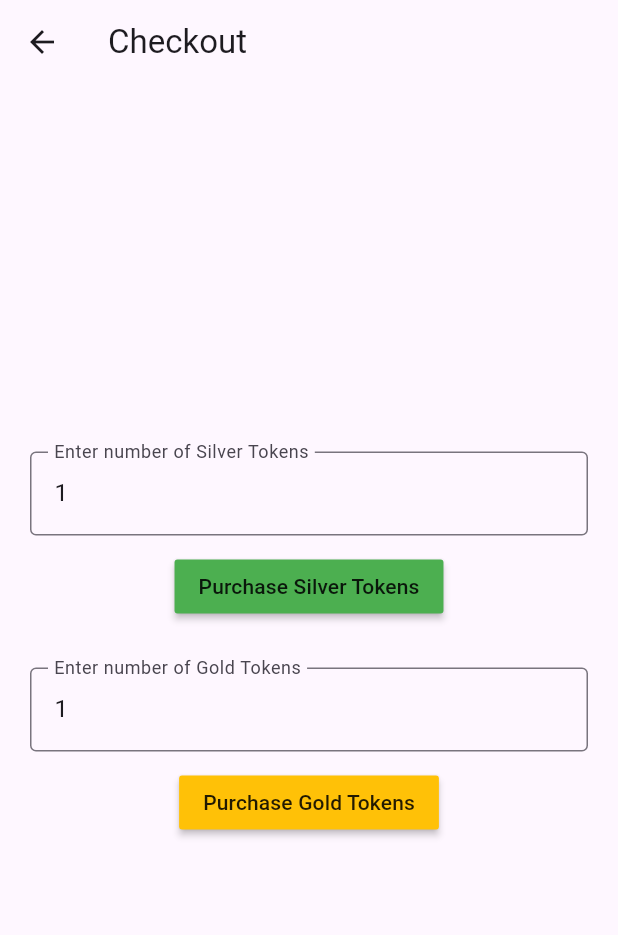
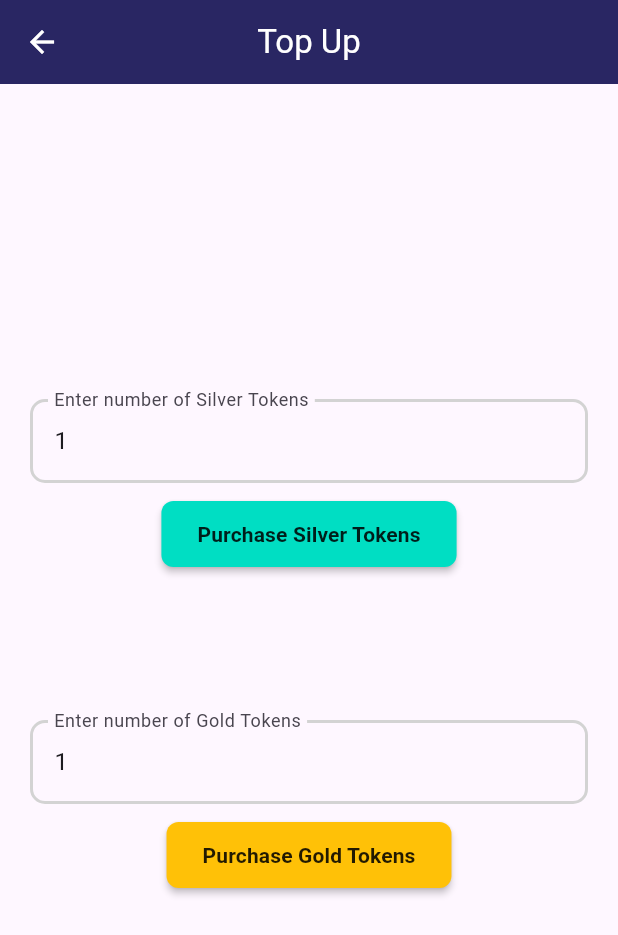
Before and after one commit to mnymkz/Winetopia, a Flutter app: the CheckoutScreen screen opened directly, on a phone screen of 412 x 824 dp. Shown: the top 935 px of the screen. Run offline on Flutter 3.47's test engine with Material 3 defaults, Android fonts, the phone set to English and light mode, and no system bars; our stand-ins replace cloud_firestore, curved_navigation_bar, dio, firebase_auth, firebase_core, flutter_dotenv and 2 more; missing offline and left inert: awesome_ripple_animation, flutter_stripe, nfc_manager; accounts and stored records are empty.

Commit message:
feat: update checkout ui

```diff
--- a/lib/screens/authenticate/register.dart
+++ b/lib/screens/authenticate/register.dart
@@ -1,5 +1,3 @@
-import 'package:flutter/foundation.dart';
-import 'package:flutter/widgets.dart';
 import 'package:flutter/material.dart';
 import 'package:flutter/services.dart';
 import 'package:winetopia/services/auth.dart';
--- a/lib/screens/home/checkout.dart
+++ b/lib/screens/home/checkout.dart
@@ -55,11 +55,6 @@ class _CheckoutScreenState extends State<CheckoutScreen> {
           _confirmationMessage =
               'Your purchase was successful!'; // Update confirmation message
         });
-      } else {
-        setState(() {
-          _confirmationMessage =
-              'Something went wrong, please try again'; // Update confirmation message
-        });
       }
     } catch (e) {
       setState(() {
@@ -72,7 +67,14 @@ class _CheckoutScreenState extends State<CheckoutScreen> {
   Widget build(BuildContext context) {
     return Scaffold(
       appBar: AppBar(
-        title: const Text('Checkout'),
+        centerTitle: true,
+        title: const Text(
+          'Top Up',
+          style: TextStyle(color: Colors.white),
+        ),
+        backgroundColor: const Color(0xFF292663),
+        iconTheme: const IconThemeData(color: Colors.white),
+        elevation: 0.0,
       ),
       body: Padding(
         padding: const EdgeInsets.all(20.0),
@@ -86,17 +88,33 @@ class _CheckoutScreenState extends State<CheckoutScreen> {
               keyboardType: TextInputType.number,
               decoration: const InputDecoration(
                 labelText: 'Enter number of Silver Tokens',
-                border: OutlineInputBorder(),
+                enabledBorder: OutlineInputBorder(
+                  borderSide: BorderSide(color: Color(0xFFD3D3D3), width: 2.0),
+                  borderRadius: BorderRadius.all(
+                    Radius.circular(10.0),
+                  ),
+                ),
+                focusedBorder: OutlineInputBorder(
+                  borderSide: BorderSide(color: Color(0xFF00DEC3), width: 2.0),
+                  borderRadius: BorderRadius.all(
+                    Radius.circular(10.0),
+                  ),
+                ),
               ),
             ),
             const SizedBox(height: 10),
             MaterialButton(
               onPressed: () =>
                   _handlePurchase(_silverTokenPriceId, _silverTokenController),
-              color: Colors.green,
-              child: const Text("Purchase Silver Tokens"),
+              color: const Color(0xFF00DEC3),
+              padding:
+                  const EdgeInsets.symmetric(vertical: 12.0, horizontal: 24.0),
+              shape: RoundedRectangleBorder(
+                  borderRadius: BorderRadius.circular(8.0)),
+              child: const Text("Purchase Silver Tokens",
+                  style: TextStyle(fontWeight: FontWeight.bold)),
             ),
-            const SizedBox(height: 30),
+            const SizedBox(height: 100),
 
             // Gold token button
             TextField(
@@ -104,7 +122,18 @@ class _CheckoutScreenState extends State<CheckoutScreen> {
               keyboardType: TextInputType.number,
               decoration: const InputDecoration(
                 labelText: 'Enter number of Gold Tokens',
-                border: OutlineInputBorder(),
+                enabledBorder: OutlineInputBorder(
+                  borderSide: BorderSide(color: Color(0xFFD3D3D3), width: 2.0),
+                  borderRadius: BorderRadius.all(
+                    Radius.circular(10.0),
+                  ),
+                ),
+                focusedBorder: OutlineInputBorder(
+                  borderSide: BorderSide(color: Colors.amber, width: 2.0),
+                  borderRadius: BorderRadius.all(
+                    Radius.circular(10.0),
+                  ),
+                ),
               ),
             ),
             const SizedBox(height: 10),
@@ -112,22 +141,54 @@ class _CheckoutScreenState extends State<CheckoutScreen> {
               onPressed: () =>
                   _handlePurchase(_goldTokenPriceId, _goldTokenController),
               color: Colors.amber,
-              child: const Text("Purchase Gold Tokens"),
+              padding:
+                  const EdgeInsets.symmetric(vertical: 12.0, horizontal: 24.0),
+              shape: RoundedRectangleBorder(
+                  borderRadius: BorderRadius.circular(8.0)),
+              child: const Text("Purchase Gold Tokens",
+                  style: TextStyle(fontWeight: FontWeight.bold)),
             ),
             const SizedBox(height: 20),
             // Display error message if any
             if (_errorMessage != null) ...[
-              Text(
-                _errorMessage!,
-                style: const TextStyle(color: Colors.red),
+              Container(
+                margin: const EdgeInsets.symmetric(vertical: 10.0),
+                padding: const EdgeInsets.all(12.0),
+                decoration: BoxDecoration(
+                  color: Colors.red[50], // Light red background for the box
+                  borderRadius: BorderRadius.circular(8.0), // Rounded corners
+                  border: Border.all(
+                      color: Colors.red), // Border color matching the message
+                ),
+                child: Text(
+                  _errorMessage!,
+                  style: const TextStyle(
+                    color: Colors.red,
+                    fontWeight: FontWeight.bold, // Make the error message bold
+                  ),
+                ),
               ),
             ],
-            // Display confirmation message if any
+
+// Display confirmation message if any
             if (_confirmationMessage != null) ...[
-              Text(
-                _confirmationMessage!,
-                style: const TextStyle(
-                    color: Colors.green, fontWeight: FontWeight.bold),
+              Container(
+                margin: const EdgeInsets.symmetric(vertical: 10.0),
+                padding: const EdgeInsets.all(12.0),
+                decoration: BoxDecoration(
+                  color: Colors.green[50], // Light green background for the box
+                  borderRadius: BorderRadius.circular(8.0), // Rounded corners
+                  border: Border.all(
+                      color: Colors.green), // Border color matching the message
+                ),
+                child: Text(
+                  _confirmationMessage!,
+                  style: const TextStyle(
+                    color: Colors.green,
+                    fontWeight:
+                        FontWeight.bold, // Bold text for confirmation message
+                  ),
+                ),
               ),
             ],
           ],
```
